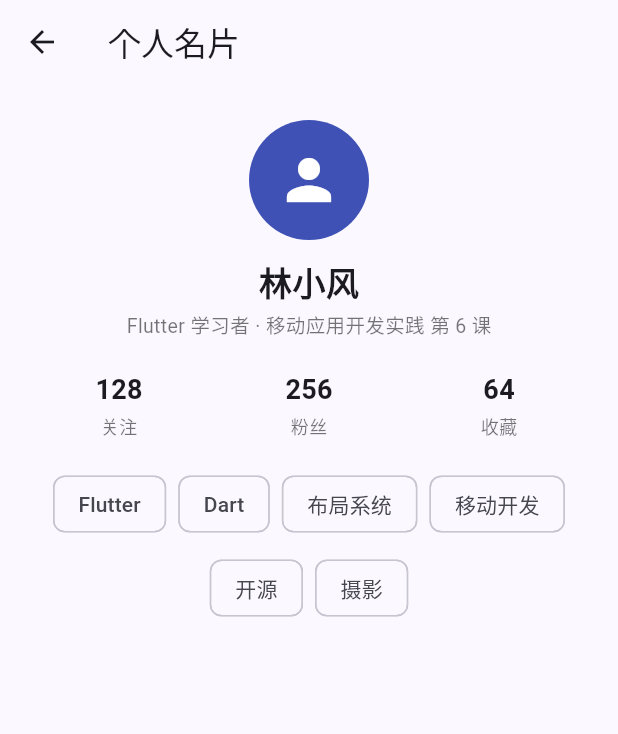
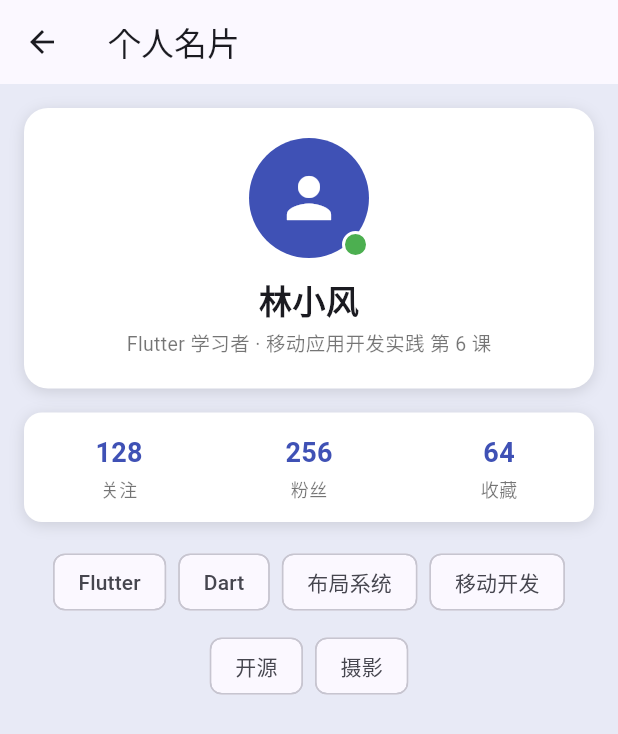
Before and after one commit to cl0vers33/lecture6, a Flutter app: the ProfileCardPage screen opened directly, on a phone screen of 412 x 824 dp. Shown: the top 734 px of the screen. Run offline on Flutter 3.47's test engine with Material 3 defaults, Android fonts, the phone set to English and light mode, and no system bars.

Commit message:
feat: card decoration & status badge

```diff
--- a/lib/pages/profile_card.dart
+++ b/lib/pages/profile_card.dart
@@ -1,28 +1,62 @@
 import 'package:flutter/material.dart';
 
 /// 课堂案例复现：个人名片页 profile_card
-/// 步骤一：骨架与对齐 —— 只管结构与对齐，不管装饰
+/// 步骤二：容器美化 —— 卡片装饰（圆角/阴影/留白）+ 头像 Stack 徽标
 class ProfileCardPage extends StatelessWidget {
   const ProfileCardPage({super.key});
 
   @override
   Widget build(BuildContext context) {
     return Scaffold(
+      backgroundColor: Colors.indigo[50],
       appBar: AppBar(title: const Text('个人名片')),
-      body: Padding(
+      body: SingleChildScrollView(
         padding: const EdgeInsets.all(16),
         child: Column(
           crossAxisAlignment: CrossAxisAlignment.center,
           children: [
-            const SizedBox(height: 8),
-            // ① 头像区
+            // ① 名片主体：卡片套路（圆角 + 阴影 + 留白）
+            Container(
+              width: double.infinity,
+              padding: const EdgeInsets.all(20),
+              decoration: BoxDecoration(
+                color: Colors.white,
+                borderRadius: BorderRadius.circular(16),
+                boxShadow: const [
+                  BoxShadow(
+                    color: Colors.black12,
+                    blurRadius: 8,
+                    offset: Offset(0, 2),
+                  ),
+                ],
+              ),
+              child: Column(
+                children: [
+                  // 头像 + 右下角在线状态徽标（Stack + Positioned）
+                  Stack(
+                    children: [
                       const CircleAvatar(
                         radius: 40,
                         backgroundColor: Colors.indigo,
                         child: Icon(Icons.person, size: 44, color: Colors.white),
                       ),
+                      Positioned(
+                        right: 0,
+                        bottom: 0,
+                        child: Container(
+                          width: 18,
+                          height: 18,
+                          decoration: BoxDecoration(
+                            color: Colors.green,
+                            shape: BoxShape.circle,
+                            border: Border.all(color: Colors.white, width: 2),
+                          ),
+                        ),
+                      ),
+                    ],
+                  ),
                   const SizedBox(height: 12),
-            // ② 姓名与签名（两行 Text）
+                  // 姓名与签名
                   const Text(
                     '林小风',
                     style: TextStyle(fontSize: 22, fontWeight: FontWeight.bold),
@@ -32,17 +66,34 @@ class ProfileCardPage extends StatelessWidget {
                     'Flutter 学习者 · 移动应用开发实践 第 6 课',
                     style: TextStyle(fontSize: 13, color: Colors.black54),
                   ),
-            const SizedBox(height: 20),
-            // ③ 统计条：三个 Expanded 数字块，等分整行宽度
-            const Row(
+                ],
+              ),
+            ),
+            const SizedBox(height: 16),
+            // ② 统计条：浅底装饰容器 + 三个 Expanded 数字块
+            Container(
+              padding: const EdgeInsets.symmetric(vertical: 14),
+              decoration: BoxDecoration(
+                color: Colors.white,
+                borderRadius: BorderRadius.circular(12),
+                boxShadow: const [
+                  BoxShadow(
+                    color: Colors.black12,
+                    blurRadius: 8,
+                    offset: Offset(0, 2),
+                  ),
+                ],
+              ),
+              child: const Row(
                 children: [
                   Expanded(child: _StatItem(value: '128', label: '关注')),
                   Expanded(child: _StatItem(value: '256', label: '粉丝')),
                   Expanded(child: _StatItem(value: '64', label: '收藏')),
                 ],
               ),
-            const SizedBox(height: 20),
-            // ④ 标签云：Wrap 流式排列，自动折行
+            ),
+            const SizedBox(height: 16),
+            // ③ 标签云：Wrap 流式排列
             Wrap(
               spacing: 8,
               runSpacing: 8,
@@ -75,7 +126,11 @@ class _StatItem extends StatelessWidget {
       children: [
         Text(
           value,
-          style: const TextStyle(fontSize: 18, fontWeight: FontWeight.bold),
+          style: const TextStyle(
+            fontSize: 18,
+            fontWeight: FontWeight.bold,
+            color: Colors.indigo,
+          ),
         ),
         const SizedBox(height: 2),
         Text(
```
Lines whose indentation alone changed are shown as unchanged.
